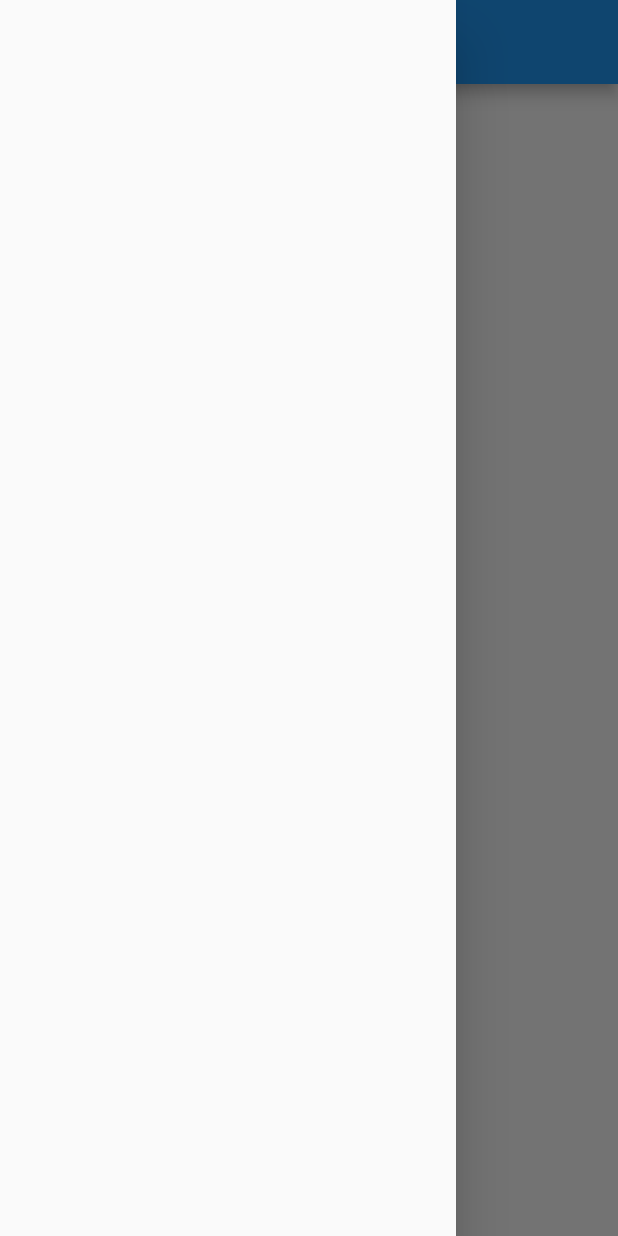
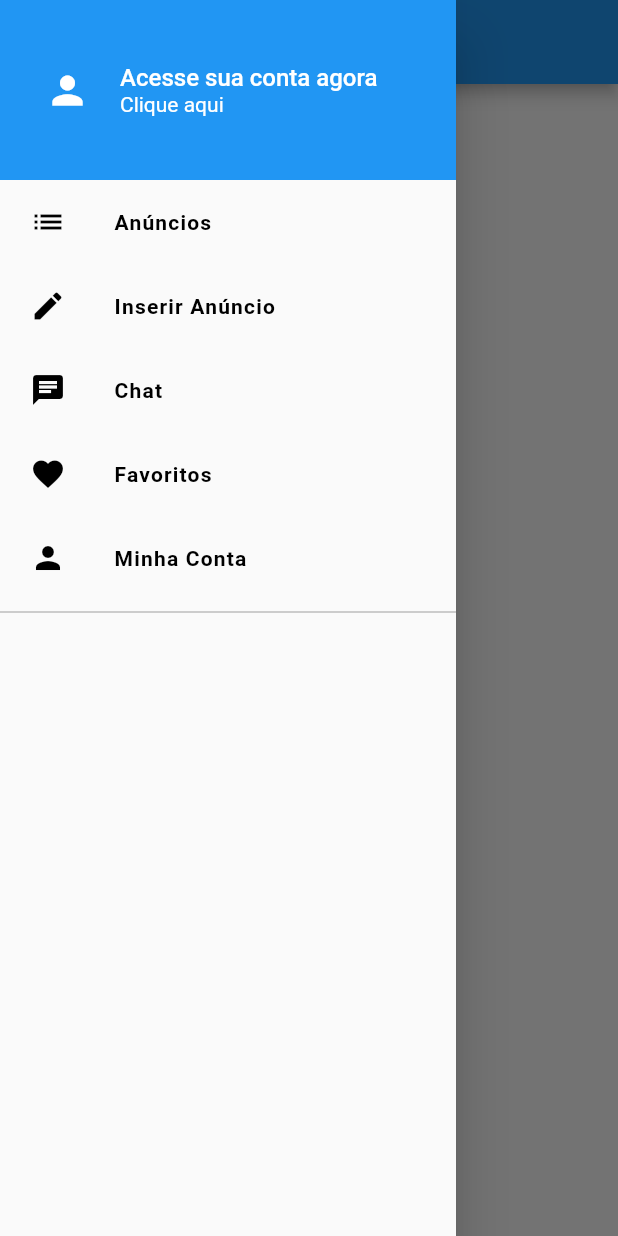
Before and after one commit to davihoffmann/olx-clone-flutter, a Flutter app: the screen it shows after launch, with the side drawer open, on a phone screen of 412 x 824 dp. Run offline on Flutter 3.47's test engine with Material 2 defaults, Android fonts, the phone set to English and light mode, and no system bars.

Commit message:
create a custom menu drawer

```diff
--- /dev/null
+++ b/lib/common/custom_drawer/custom_drawer.dart
@@ -0,0 +1,18 @@
+import 'package:flutter/material.dart';
+import 'package:xlo/common/custom_drawer/widgets/custom_header.dart';
+import 'package:xlo/common/custom_drawer/widgets/options_section.dart';
+
+class CustomDrawer extends StatelessWidget {
+  @override
+  Widget build(BuildContext context) {
+    return Drawer(
+      child: ListView(
+        children: <Widget>[
+          CustomHeader(),
+          OptionsSection(),
+          Divider(color: Colors.grey[500],)
+        ],
+      ),
+    );
+  }
+}
--- /dev/null
+++ b/lib/common/custom_drawer/widgets/custom_header.dart
@@ -0,0 +1,50 @@
+import 'package:flutter/material.dart';
+
+class CustomHeader extends StatelessWidget {
+  @override
+  Widget build(BuildContext context) {
+    return Container(
+      height: 120,
+      padding: EdgeInsets.only(left: 30),
+      color: Colors.blue,
+      child: Row(
+        children: <Widget>[
+          Icon(
+            Icons.person,
+            color: Colors.white,
+            size: 30,
+          ),
+          const SizedBox(
+            width: 20,
+          ),
+          Expanded(
+            child: Column(
+              mainAxisAlignment:  MainAxisAlignment.center,
+              crossAxisAlignment: CrossAxisAlignment.start,
+              children: <Widget>[
+                Text(
+                  "Acesse sua conta agora",
+                  style: TextStyle(
+                    color: Colors.white,
+                    fontSize: 16,
+                    fontWeight: FontWeight.w500,
+                  ),
+                  overflow: TextOverflow.clip,
+                ),
+                Text(
+                  "Clique aqui",
+                  style: TextStyle(
+                    color: Colors.white,
+                    fontSize: 14,
+                    fontWeight: FontWeight.w400,
+                  ),
+                  overflow: TextOverflow.clip,
+                ),
+              ],
+            ),
+          )
+        ],
+      ),
+    );
+  }
+}
--- /dev/null
+++ b/lib/common/custom_drawer/widgets/option_tile.dart
@@ -0,0 +1,31 @@
+import 'package:flutter/material.dart';
+
+class OptionTile extends StatelessWidget {
+
+  final String label;
+  final IconData iconData;
+  final VoidCallback onTap;
+  final bool highlighted;
+
+  OptionTile({this.label, this.iconData, this.onTap, this.highlighted});
+
+  @override
+  Widget build(BuildContext context) {
+    return ListTile(
+      title: Text(
+        label,
+        style: TextStyle(
+          fontWeight: FontWeight.w600,
+          letterSpacing: 0.8,
+          color: highlighted ? Colors.blue : Colors.black
+        ),
+      ),
+      leading: Icon(
+        iconData,
+        color: highlighted ? Colors.blue : Colors.black,
+      ),
+      onTap: onTap,
+      contentPadding: const EdgeInsets.fromLTRB(20, 0, 10, 0),
+    );
+  }
+}
--- /dev/null
+++ b/lib/common/custom_drawer/widgets/options_section.dart
@@ -0,0 +1,44 @@
+import 'package:flutter/material.dart';
+import 'package:xlo/common/custom_drawer/widgets/option_tile.dart';
+
+class OptionsSection extends StatelessWidget {
+
+  @override
+  Widget build(BuildContext context) {
+    return Column(
+      children: <Widget>[
+        OptionTile(
+          label: 'Anúncios',
+          iconData: Icons.list,
+          onTap: () => {},
+          highlighted: false,
+        ),
+        OptionTile(
+          label: 'Inserir Anúncio',
+          iconData: Icons.edit,
+          onTap: () => {},
+          highlighted: false,
+        ),
+        OptionTile(
+          label: 'Chat',
+          iconData: Icons.chat,
+          onTap: () => {},
+          highlighted: false,
+        ),
+        OptionTile(
+          label: 'Favoritos',
+          iconData: Icons.favorite,
+          onTap: () => {},
+          highlighted: false,
+        ),
+        OptionTile(
+          label: 'Minha Conta',
+          iconData: Icons.person,
+          onTap: () => {},
+          highlighted: false,
+        )
+      ],
+    );
+  }
+
+}
--- a/lib/screens/home/home_screen.dart
+++ b/lib/screens/home/home_screen.dart
@@ -1,4 +1,5 @@
 import 'package:flutter/material.dart';
+import 'package:xlo/common/custom_drawer/custom_drawer.dart';
 
 class HomeScreen extends StatefulWidget {
   @override
@@ -12,7 +13,7 @@ class _HomeScreenState extends State<HomeScreen> {
       appBar: AppBar(
         title: Text("OLX"),
       ),
-      drawer: Drawer(),
+      drawer: CustomDrawer(),
     );
   }
 }
```
